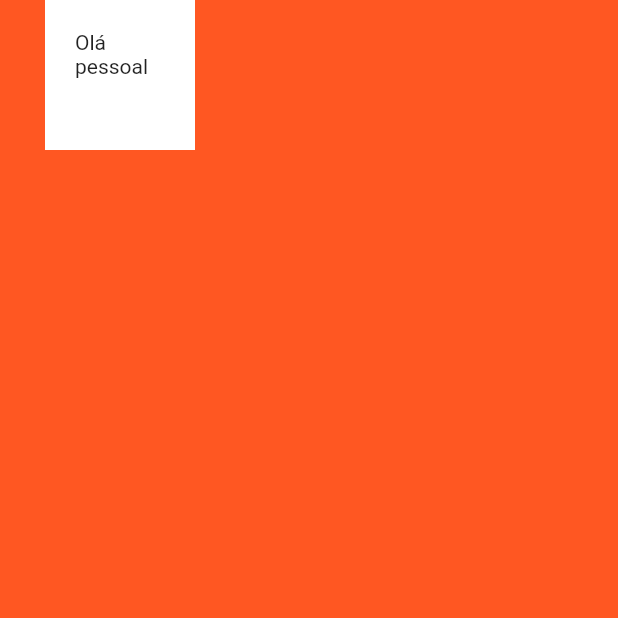
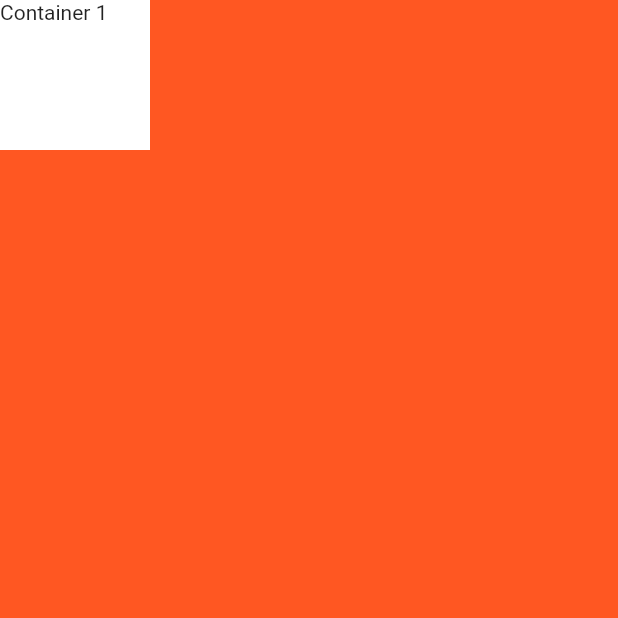
Before and after one commit to lucsilva1999/app_cartaodevisita, a Flutter app: the screen it shows after launch, on a phone screen of 412 x 824 dp, the top half of it. Run offline on Flutter 3.47's test engine with Material 2 defaults, Android fonts, the phone set to English and light mode, and no system bars.

Commit message:
Trocando container pelo column

```diff
--- a/lib/main.dart
+++ b/lib/main.dart
@@ -14,13 +14,15 @@ class MyApp extends StatelessWidget {
       home: Scaffold(
         backgroundColor: Colors.deepOrange,
         body: SafeArea(
-          child: Container(
-            padding: EdgeInsets.all(20.0),
-            margin: EdgeInsets.only(left: 30.0),
-            height: 100.0,
-            width: 100.0,
-            color:  Colors.white,
-            child: Text("Olá pessoal")
+          child: Column(
+            children: [
+              Container(
+                  height: 100.0,
+                  width: 100.0,
+                  color:  Colors.white,
+                  child: Text("Container 1")
+              )
+            ],
           )
         ),
       ),
```
